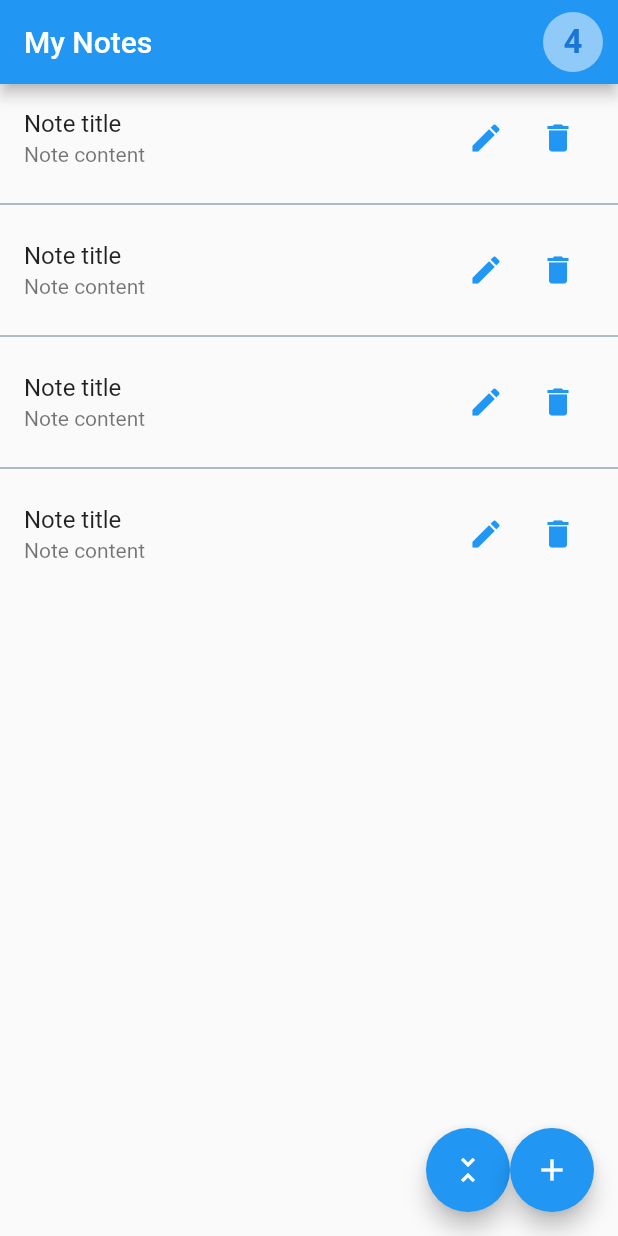
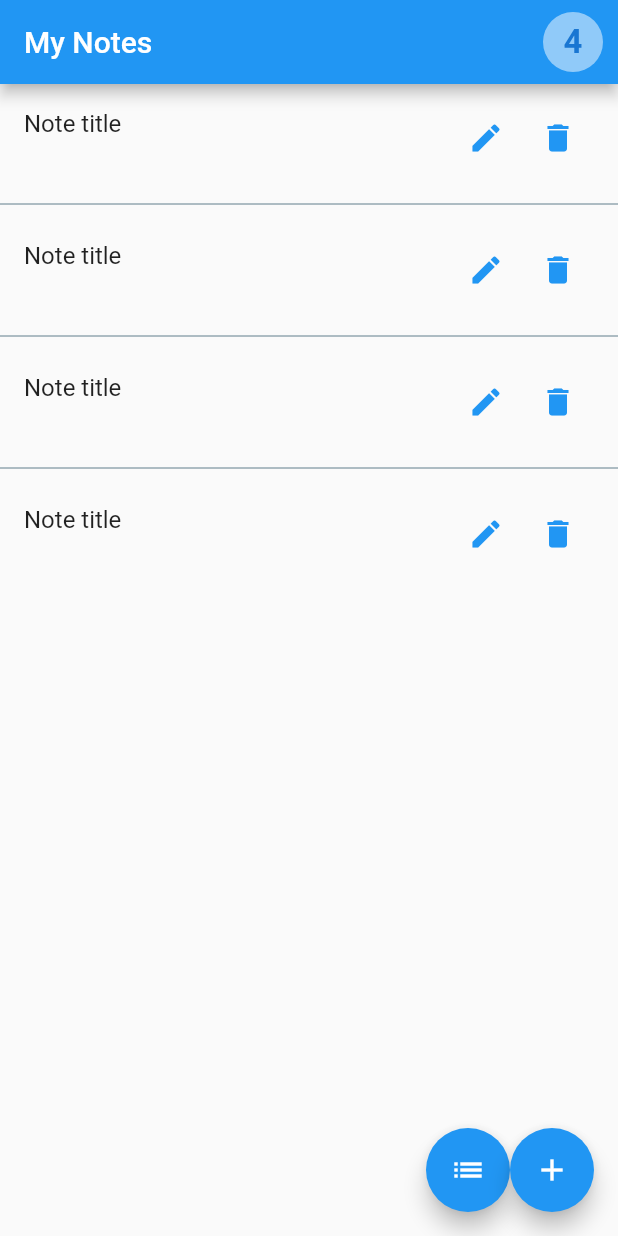
Before and after one commit to Mhamad-Raad/advanced-todo-list, a Flutter app: the screen it shows after launch, after a tap on the "unfold less" icon, on a phone screen of 412 x 824 dp. Run offline on Flutter 3.47's test engine with Material 2 defaults, Android fonts, the light colour scheme and no system bars.

Commit message:
point 2 done

```diff
--- a/lib/screens/list_screen.dart
+++ b/lib/screens/list_screen.dart
@@ -13,6 +13,7 @@ class ListScreen extends StatefulWidget {
 }
 
 class _ListScreenState extends State<ListScreen> {
+  bool hide = false;
   @override
   Widget build(BuildContext context) {
     return Scaffold(
@@ -57,7 +58,7 @@ class _ListScreenState extends State<ListScreen> {
             ),
           ),
           title: Text('Note title'),
-          subtitle: Text('Note content'),
+          subtitle: hide ? Text("") : Text('Note content'),
           onTap: () {},
           onLongPress: () {},
         ),
@@ -66,9 +67,13 @@ class _ListScreenState extends State<ListScreen> {
         mainAxisAlignment: MainAxisAlignment.end,
         children: [
           FloatingActionButton(
-              child: Icon(Icons.unfold_less),
+              child: hide ? Icon(Icons.list) : Icon(Icons.unfold_less),
               tooltip: 'Show less. Hide notes content',
-              onPressed: () {}),
+              onPressed: () {
+                setState(() {
+                  hide = !hide;
+                });
+              }),
           FloatingActionButton(
             child: Icon(Icons.add),
             tooltip: 'Add a new note',
```
